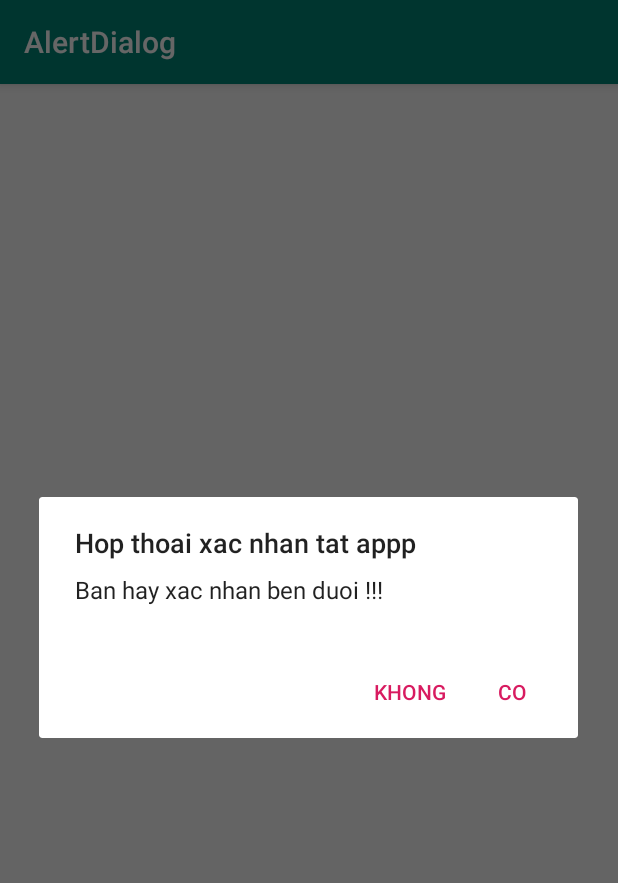
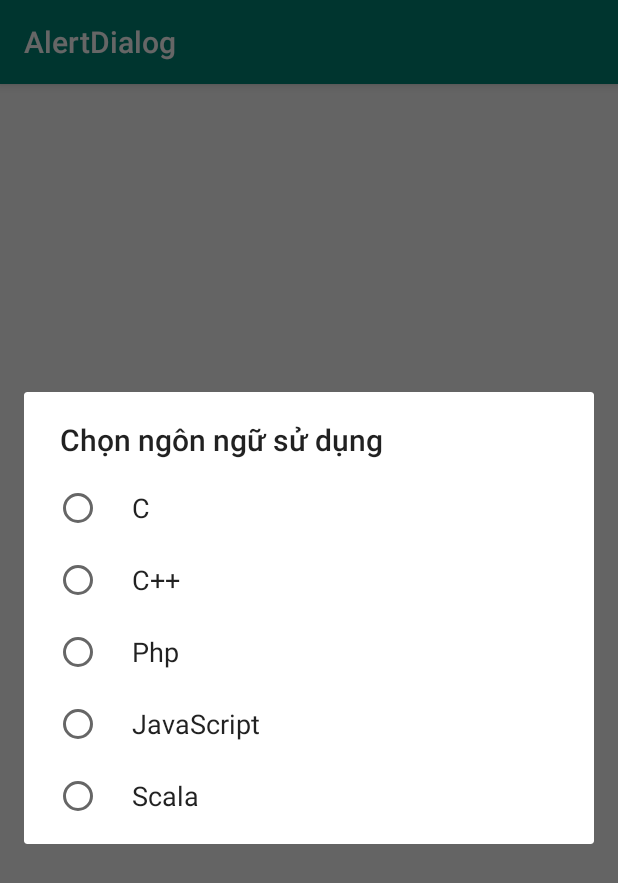
Before and after one commit to lethekhoi/alertdialog, an Android app: the screen it shows after launch (MainActivity), after a tap on "ALERT DIALOG", on a phone screen of 412 x 824 dp. Shown: the top 883 px of the screen. Run offline under Robolectric (Android 15) with nearby library versions, the phone set to English and light mode, and no system bars.

```diff
--- a/app/src/main/java/lethekhoi/ltk/hcmus/alertdialog/MainActivity.java
+++ b/app/src/main/java/lethekhoi/ltk/hcmus/alertdialog/MainActivity.java
@@ -1,12 +1,15 @@
 package lethekhoi.ltk.hcmus.alertdialog;
 
+import androidx.annotation.NonNull;
 import androidx.appcompat.app.AlertDialog;
 import androidx.appcompat.app.AppCompatActivity;
 
+import android.content.Context;
 import android.content.DialogInterface;
 import android.os.Bundle;
 import android.view.View;
 import android.widget.Button;
+import android.widget.Toast;
 
 public class MainActivity extends AppCompatActivity {
     Button mBtnDialog;
@@ -16,34 +19,68 @@ public class MainActivity extends AppCompatActivity {
         super.onCreate(savedInstanceState);
         setContentView(R.layout.activity_main);
         mBtnDialog = findViewById(R.id.buttonAlertDialog);
-    //    Banhmi banhmi = new Banhmi("tron", "salad son", "ca chua bi", "sot bo", "pepsi");
-        Banhmi banhmi= new BanhmiFastFood()
-                .loai("que")
-                .cachua("Ca chua bi")
-                .nuocuong("pepsi")
-                .build();
+        //ctrl +. => chọn remove
+        //    Banhmi banhmi = new Banhmi("tron", "salad son", "ca chua bi", "sot bo", "pepsi");
+//        Banhmi banhmi= new BanhmiFastFood()
+//                .loai("que")
+//                .cachua("Ca chua bi")
+//                .nuocuong("pepsi")
+//                .build();
         //1 :  cac chuc nang set cho o banh mi
         //2 : build o banh mi voi cac chưc năng muôn set lai
+//        mBtnDialog.setOnClickListener(new View.OnClickListener() {
+//            @Override
+//            public void onClick(View view) {
+//                AlertDialog.Builder builder = new AlertDialog.Builder(MainActivity.this);
+//                builder.setTitle("Hop thoai xac nhan tat appp");
+//                builder.setMessage("Ban hay xac nhan ben duoi !!!");
+//                builder.setPositiveButton("Co", new DialogInterface.OnClickListener() {
+//                            @Override
+//                            public void onClick(DialogInterface dialogInterface, int i) {
+//                                finish();
+//                            }
+//                        })
+//                .setNegativeButton("Khong", new DialogInterface.OnClickListener() {
+//                    @Override
+//                    public void onClick(DialogInterface dialogInterface, int i) {
+//                        dialogInterface.cancel();
+//
+//                    }
+//                });
+//
+//                builder.show();
+//            }
+//        });
         mBtnDialog.setOnClickListener(new View.OnClickListener() {
             @Override
             public void onClick(View view) {
+                Context context;
                 AlertDialog.Builder builder = new AlertDialog.Builder(MainActivity.this);
-                builder.setTitle("Hop thoai xac nhan tat appp")
-                        .setMessage("Ban hay xac nhan ben duoi !!!")
-                        .setPositiveButton("Co", new DialogInterface.OnClickListener() {
-                            @Override
-                            public void onClick(DialogInterface dialogInterface, int i) {
-                                finish();
-                            }
-                        })
-                .setNegativeButton("Khong", new DialogInterface.OnClickListener() {
+                builder.setTitle("Chọn ngôn ngữ sử dụng");
+//                builder.setMessage("Các ngôn ngữ thông dụng");
+
+                final String[] arrayLang = {"C", "C++", "Php", "JavaScript", "Scala"};
+                builder.setSingleChoiceItems(arrayLang, -1, new DialogInterface.OnClickListener() {
                     @Override
                     public void onClick(DialogInterface dialogInterface, int i) {
-                        dialogInterface.cancel();
+                        Toast.makeText(MainActivity.this, arrayLang[i], Toast.LENGTH_SHORT).show();
+                        dialogInterface.dismiss();
                     }
                 });
-                builder.show();
+builder.show();
+
+                //annotation
+//                showToast(new Object());
+//                builder.show();
             }
-        });
+
+//            @Deprecated
+//            public void showToast(@NonNull String text) {
+//            }
+//
+//            public void showToast(Object text) {
+//            }
+
+            });
+        }
     }
-}
```
